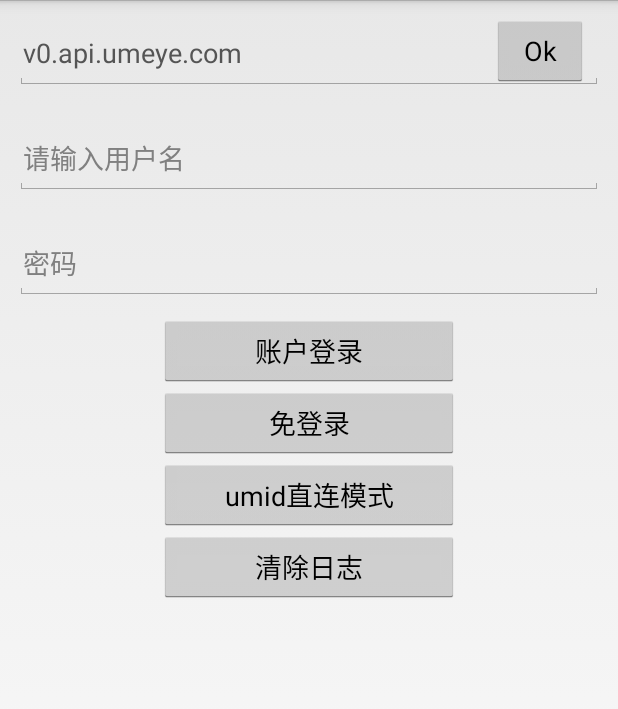
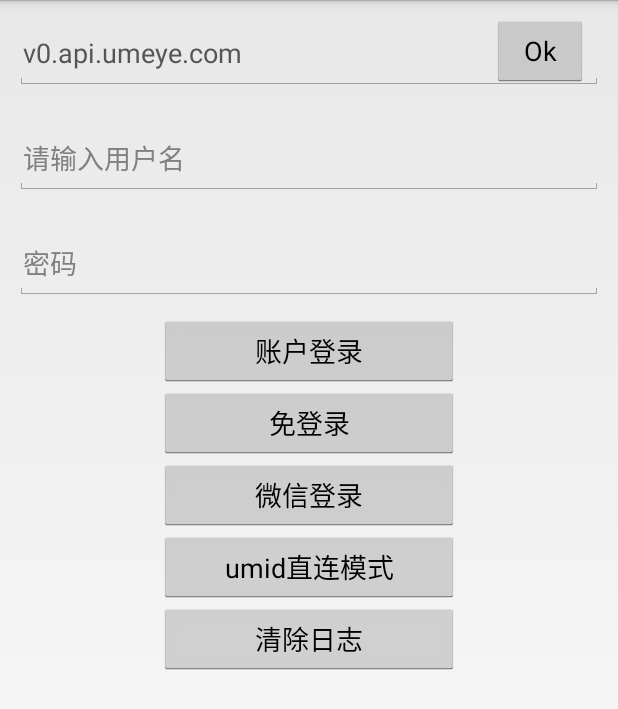
Before and after one commit to umeye/UMP2PSDK-Android, an Android app: the AcSelectMode screen opened directly, with no data from a screen before it, on a phone screen of 412 x 824 dp. Shown: the top 709 px of the screen. Run offline under Robolectric (Android 15) with nearby library versions, the phone set to English and light mode, and no system bars; 1 statement that could not run was skipped.

Commit message:
支持微信登陆

```diff
--- a/demo/app/src/main/res/layout/ac_select_mod.xml
+++ b/demo/app/src/main/res/layout/ac_select_mod.xml
@@ -79,6 +79,14 @@
             android:layout_width="200dp"
             android:layout_height="wrap_content"
             android:layout_gravity="center_horizontal"
+            android:onClick="onClick3"
+            android:text="@string/wechat_mode" />
+
+        <Button
+            android:id="@+id/button3"
+            android:layout_width="200dp"
+            android:layout_height="wrap_content"
+            android:layout_gravity="center_horizontal"
             android:onClick="onClick2"
             android:text="@string/umid_connect_mode" />
 
--- a/demo/app/src/main/res/values/strings.xml
+++ b/demo/app/src/main/res/values/strings.xml
@@ -159,6 +159,7 @@
     <string name="mainSavedphotos">Photos</string>
     <string name="login_mode">账户登录</string>
     <string name="local_mode">免登录</string>
+    <string name="wechat_mode">微信登录</string>
     <string name="umid_connect_mode">umid直连模式</string>
     <string name="enter_user_name">请输入用户名</string>
     <string name="hint_password">密码</string>
```
Also changed, not shown: demo/app/src/main/java/com/example/umeyeNewSdk/AcSelectMode.java (+15 -12 lines), demo/app/src/main/java/com/example/umeyesdk/AcLogo.java (+7 -5 lines), demo/app/src/main/java/com/example/umeyesdk/api/WebSdkApi.java (+48 -0 lines), demo/app/libs/NewLivePlayer-new.jar.
